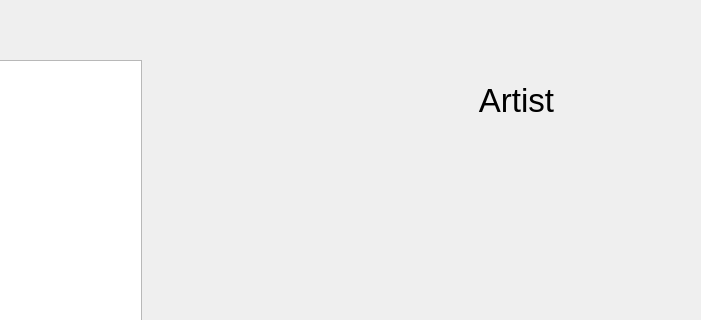
This is Code/GUI/Artists/artists_page.ui in salamandarin/Music-Manager as Qt 5 draws it before an edit; both pictures show x 379 to 1080 and y 0 to 320 of the 1080 by 670 pixel window. The edited form follows.
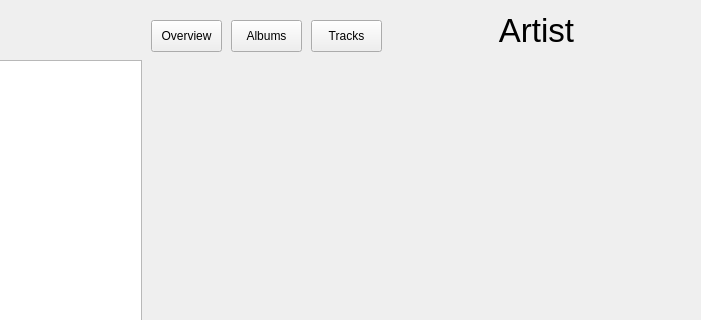
This is the edited form. Icons and pictures are not drawn.

```diff
--- a/Code/GUI/Artists/artists_page.ui
+++ b/Code/GUI/Artists/artists_page.ui
@@ -44,38 +44,13 @@
     </rect>
    </property>
   </widget>
-  <widget class="QLabel" name="artist_image">
-   <property name="geometry">
-    <rect>
-     <x>550</x>
-     <y>30</y>
-     <width>171</width>
-     <height>171</height>
-    </rect>
-   </property>
-   <property name="minimumSize">
-    <size>
-     <width>50</width>
-     <height>50</height>
-    </size>
-   </property>
-   <property name="text">
-    <string/>
-   </property>
-   <property name="pixmap">
-    <pixmap>../Main/Default_Images/default_image.png</pixmap>
-   </property>
-   <property name="scaledContents">
-    <bool>true</bool>
-   </property>
-  </widget>
   <widget class="QLabel" name="artist_name">
    <property name="geometry">
     <rect>
-     <x>730</x>
-     <y>60</y>
-     <width>331</width>
-     <height>81</height>
+     <x>760</x>
+     <y>10</y>
+     <width>311</width>
+     <height>41</height>
     </rect>
    </property>
    <property name="font">
@@ -93,6 +68,67 @@
     <bool>true</bool>
    </property>
   </widget>
+  <widget class="QStackedWidget" name="stackedWidget">
+   <property name="geometry">
+    <rect>
+     <x>530</x>
+     <y>60</y>
+     <width>541</width>
+     <height>611</height>
+    </rect>
+   </property>
+   <property name="currentIndex">
+    <number>0</number>
+   </property>
+   <widget class="QWidget" name="page"/>
+   <widget class="QWidget" name="page_2"/>
+  </widget>
+  <widget class="QPushButton" name="overview_button">
+   <property name="geometry">
+    <rect>
+     <x>530</x>
+     <y>20</y>
+     <width>71</width>
+     <height>32</height>
+    </rect>
+   </property>
+   <property name="text">
+    <string>Overview</string>
+   </property>
+  </widget>
+  <widget class="QPushButton" name="albums_button">
+   <property name="geometry">
+    <rect>
+     <x>610</x>
+     <y>20</y>
+     <width>71</width>
+     <height>32</height>
+    </rect>
+   </property>
+   <property name="text">
+    <string>Albums</string>
+   </property>
+  </widget>
+  <widget class="QPushButton" name="tracks_button">
+   <property name="geometry">
+    <rect>
+     <x>690</x>
+     <y>20</y>
+     <width>71</width>
+     <height>32</height>
+    </rect>
+   </property>
+   <property name="text">
+    <string>Tracks</string>
+   </property>
+  </widget>
+  <zorder>stackedWidget</zorder>
+  <zorder>list_label</zorder>
+  <zorder>artists_list</zorder>
+  <zorder>artist_name</zorder>
+  <zorder>overview_button</zorder>
+  <zorder>albums_button</zorder>
+  <zorder>tracks_button</zorder>
  </widget>
  <resources/>
  <connections/>
```
